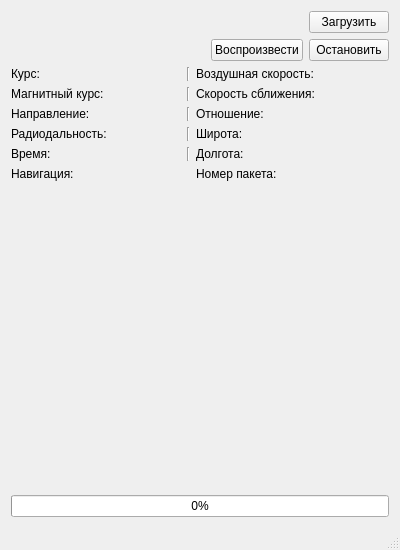
Above: MainWindow.ui from armind13/uav-convergence before the change. Below: the same form after it.
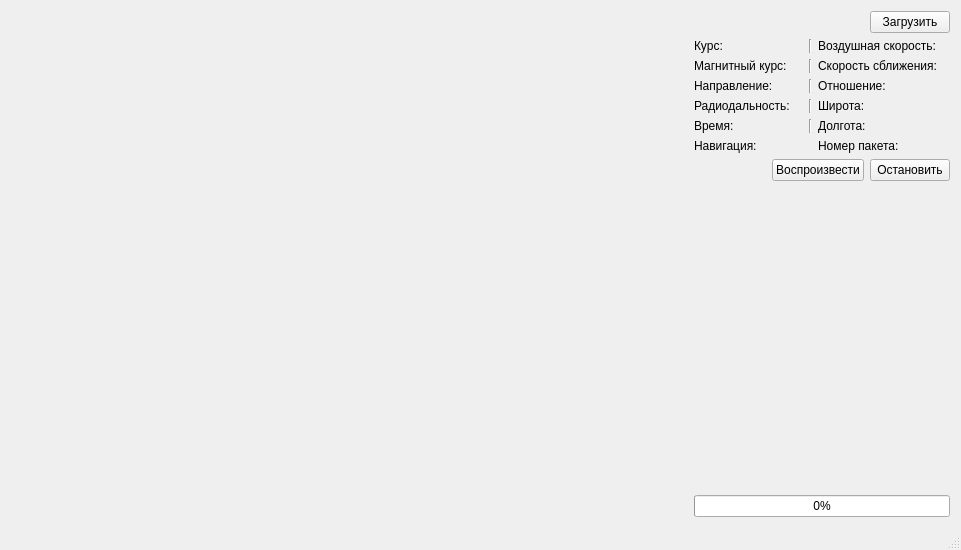
That is the form after the change.

Diff of the .ui file:
```diff
--- a/MainWindow.ui
+++ b/MainWindow.ui
@@ -6,7 +6,7 @@
    <rect>
     <x>0</x>
     <y>0</y>
-    <width>400</width>
+    <width>961</width>
     <height>550</height>
    </rect>
   </property>
@@ -20,6 +20,25 @@
    <string>MainWindow</string>
   </property>
   <widget class="QWidget" name="centralWidget">
+   <layout class="QHBoxLayout" name="horizontalLayout_3" stretch="1,0">
+    <item>
+     <layout class="QHBoxLayout" name="horizontalLayout_4">
+      <item>
+       <spacer name="mapArea">
+        <property name="orientation">
+         <enum>Qt::Horizontal</enum>
+        </property>
+        <property name="sizeHint" stdset="0">
+         <size>
+          <width>40</width>
+          <height>20</height>
+         </size>
+        </property>
+       </spacer>
+      </item>
+     </layout>
+    </item>
+    <item>
    <layout class="QVBoxLayout" name="verticalLayout">
     <item>
      <layout class="QHBoxLayout" name="horizontalLayout" stretch="1,0">
@@ -39,37 +58,6 @@
       </item>
      </layout>
     </item>
-    <item>
-     <layout class="QHBoxLayout" name="horizontalLayout_2">
-      <item>
-       <spacer name="horizontalSpacer">
-        <property name="orientation">
-         <enum>Qt::Horizontal</enum>
-        </property>
-        <property name="sizeHint" stdset="0">
-         <size>
-          <width>40</width>
-          <height>20</height>
-         </size>
-        </property>
-       </spacer>
-      </item>
-      <item>
-       <widget class="QPushButton" name="playButton">
-        <property name="text">
-         <string>Воспроизвести</string>
-        </property>
-       </widget>
-      </item>
-      <item>
-       <widget class="QPushButton" name="stopButton">
-        <property name="text">
-         <string>Остановить</string>
-        </property>
-       </widget>
-      </item>
-     </layout>
-    </item>
     <item>
      <layout class="QGridLayout" name="gridLayout">
       <item row="1" column="1">
@@ -277,6 +265,37 @@
       </item>
      </layout>
     </item>
+      <item>
+       <layout class="QHBoxLayout" name="horizontalLayout_2">
+        <item>
+         <spacer name="horizontalSpacer">
+          <property name="orientation">
+           <enum>Qt::Horizontal</enum>
+          </property>
+          <property name="sizeHint" stdset="0">
+           <size>
+            <width>40</width>
+            <height>20</height>
+           </size>
+          </property>
+         </spacer>
+        </item>
+        <item>
+         <widget class="QPushButton" name="playButton">
+          <property name="text">
+           <string>Воспроизвести</string>
+          </property>
+         </widget>
+        </item>
+        <item>
+         <widget class="QPushButton" name="stopButton">
+          <property name="text">
+           <string>Остановить</string>
+          </property>
+         </widget>
+        </item>
+       </layout>
+      </item>
     <item>
      <spacer name="verticalSpacer">
       <property name="orientation">
@@ -296,6 +315,8 @@
        <number>0</number>
       </property>
      </widget>
+      </item>
+     </layout>
     </item>
    </layout>
   </widget>
```
Lines whose indentation alone changed are shown as unchanged.
